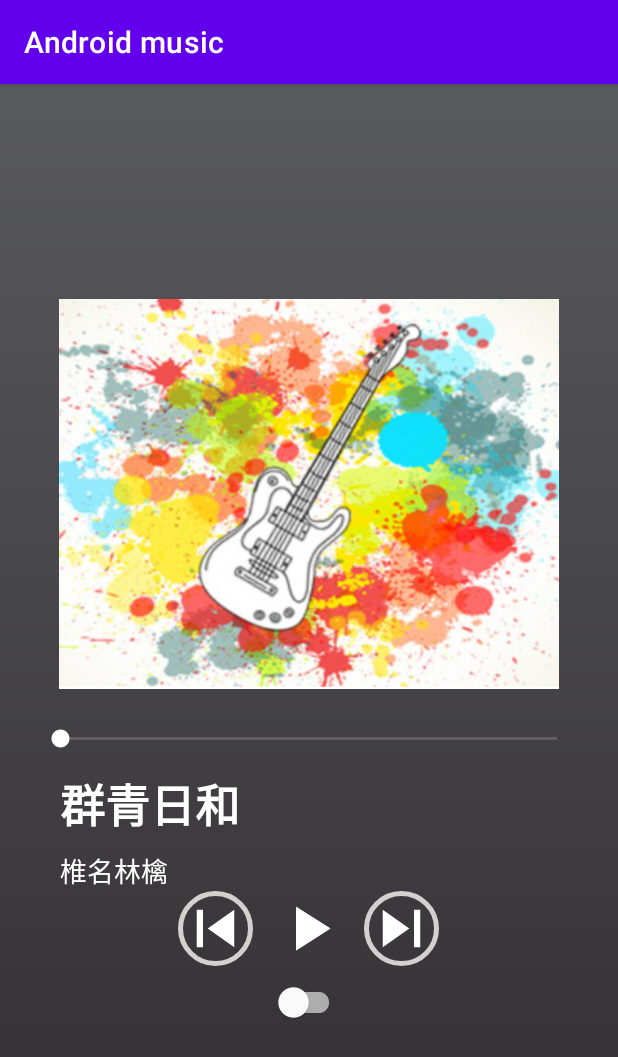
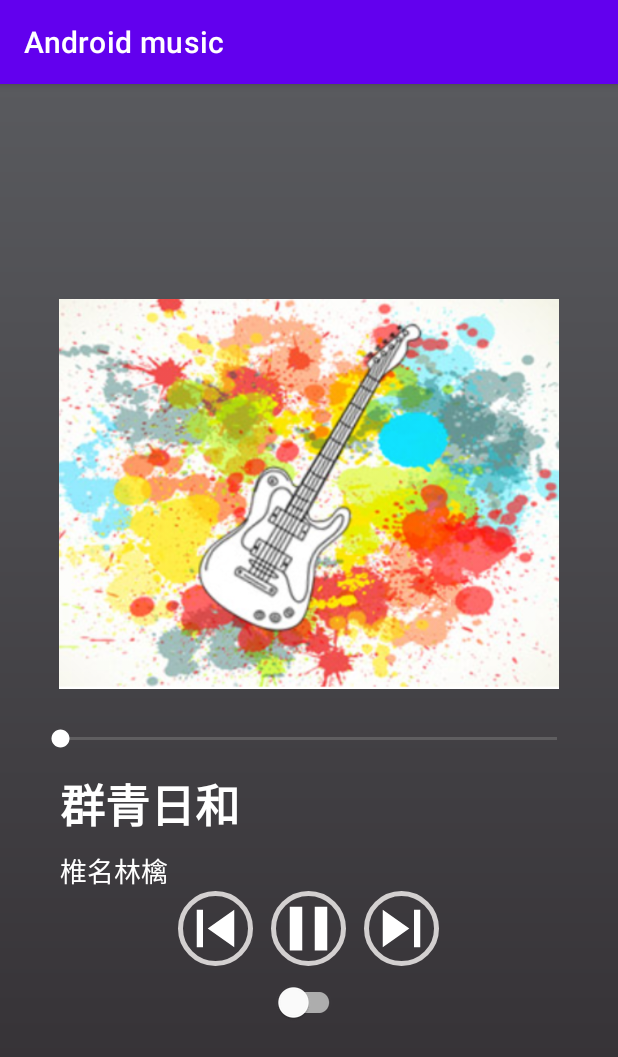
Before and after one commit to ayane04/AndroidMusic, an Android app: the screen it shows after launch (MainActivity), after a tap on an icon or button, on a phone screen of 412 x 824 dp. Shown: the top 1057 px of the screen. Run offline under Robolectric (Android 15) with nearby library versions, the phone set to English and light mode, and no system bars; 1 statement that could not run was skipped.

Commit message:
play_btn

```diff
--- a/app/src/main/java/com/application/androidmusic/MainActivity.kt
+++ b/app/src/main/java/com/application/androidmusic/MainActivity.kt
@@ -75,11 +75,13 @@ class MainActivity : AppCompatActivity() {
 
             if(it.isPlaying) {
                 it.pause()
-                play_btn.setBackgroundResource(R.drawable.ic_baseline_pause_24)
+                play_btn.setBackgroundResource(R.drawable.ic_baseline_play_arrow_24)
+                play_btn.setImageResource(R.drawable.btn_bg)
             }
             else {
                 it.start()
-                play_btn.setBackgroundResource(R.drawable.ic_baseline_play_arrow_24)
+                play_btn.setBackgroundResource(R.drawable.ic_baseline_pause_24)
+                play_btn.setImageResource(R.drawable.btn_bg)
             }
         }
     }
@@ -103,6 +105,7 @@ class MainActivity : AppCompatActivity() {
     private inner class PlayerPreparedListener : MediaPlayer.OnPreparedListener {
         override fun onPrepared(mp: MediaPlayer) {
             val play_btn = findViewById<ImageButton>(R.id.play_btn)
+            play_btn.setImageResource(R.drawable.btn_bg)
             play_btn.isEnabled = true
             val next_btn = findViewById<ImageButton>(R.id.next_btn)
             next_btn.isEnabled = true
--- a/app/src/main/res/drawable/ic_baseline_play_arrow_24.xml
+++ b/app/src/main/res/drawable/ic_baseline_play_arrow_24.xml
@@ -1,5 +1,5 @@
 <vector android:height="50dp" android:tint="#FFFFFF"
     android:viewportHeight="24" android:viewportWidth="24"
     android:width="50dp" xmlns:android="http://schemas.android.com/apk/res/android">
-    <path android:fillColor="@android:color/white" android:pathData="M8,5v14l11,-7z"/>
+    <path android:fillColor="@android:color/white" android:pathData="M8,5v14l11,-7z" />
 </vector>
--- a/app/src/main/res/layout/activity_main.xml
+++ b/app/src/main/res/layout/activity_main.xml
@@ -77,8 +77,10 @@
             android:layout_height="50dp"
             android:layout_marginHorizontal="12dp"
             android:background="@drawable/btn_bg"
-            android:onClick="onPlayButtonClick"
-            android:src="@drawable/ic_baseline_play_arrow_24" />
+            android:onClick="onPlayButtonClick" />
+<!--            android:src="@drawable/ic_baseline_play_arrow_24" -->
+
+
 
 <!--        <ImageButton-->
 <!--            android:id="@+id/back_btn"-->
```
